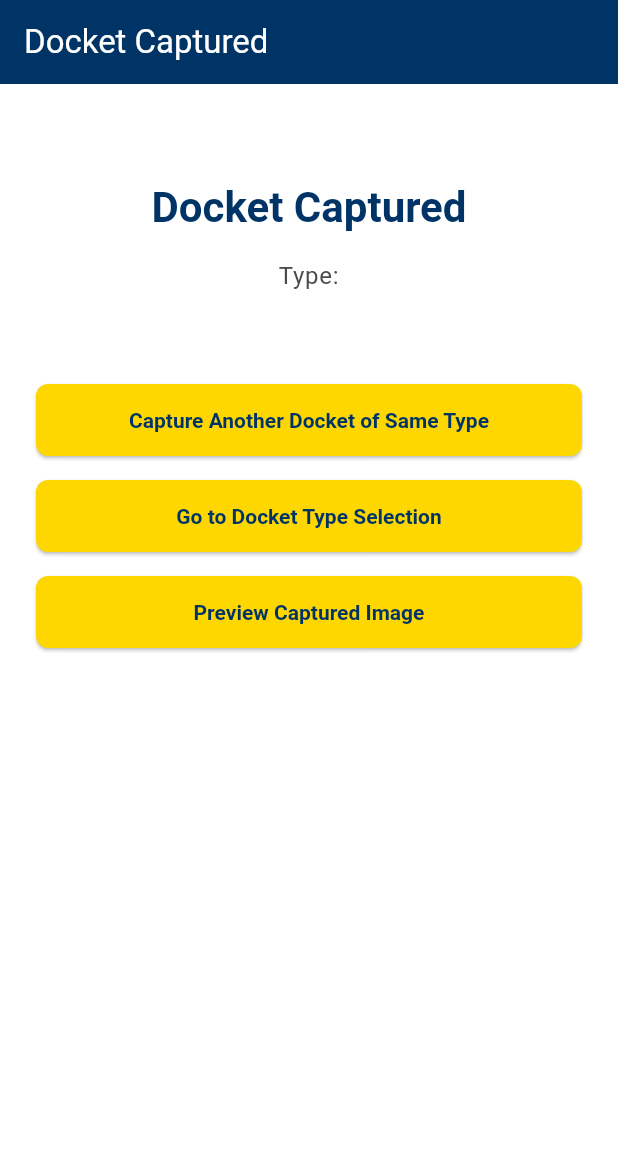
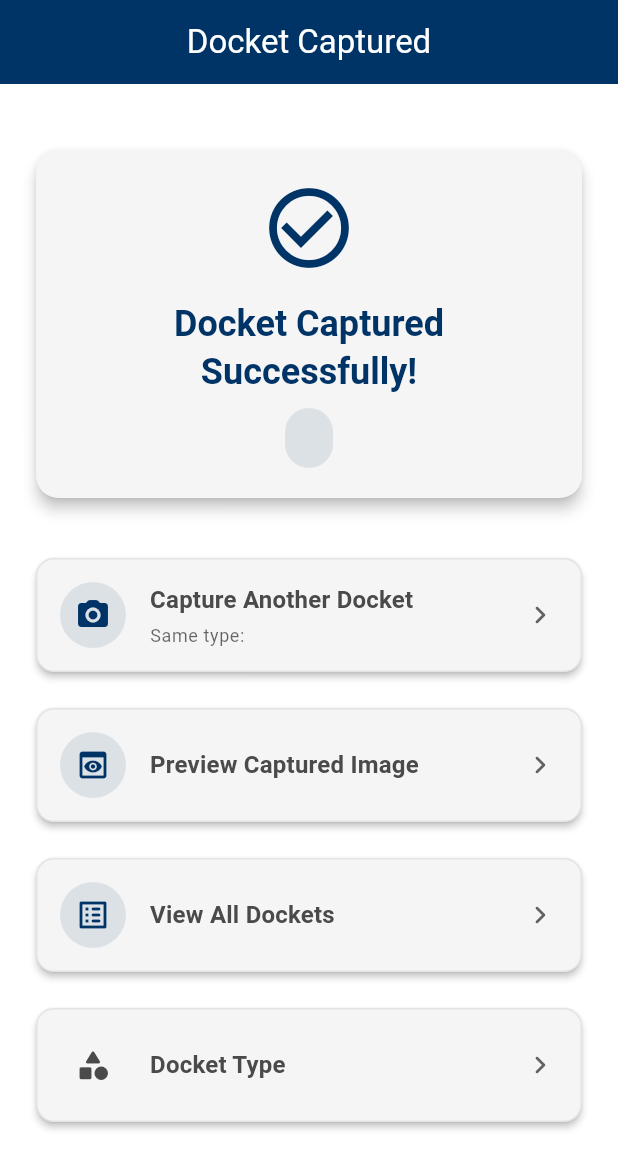
Before and after one commit to WimukthiPWijerathne/Docket_tracker, a Flutter app: the PostCaptureOptionsPage screen opened directly with empty values, on a phone screen of 412 x 824 dp. Shown: the top 1169 px of the screen. Run offline on Flutter 3.47's test engine with Material 3 defaults, Android fonts, the phone set to English and light mode, and no system bars; our stand-ins replace camera, flutter_image_compress, image_picker.

Commit message:
post cap up

```diff
--- a/lib/pages/addDocket/post_capture_options_page.dart
+++ b/lib/pages/addDocket/post_capture_options_page.dart
@@ -3,6 +3,7 @@ import 'package:flutter/material.dart';
 import 'docket_type_selection_page.dart';
 import 'simple_preview_page.dart';
 import '../../utils/docket_camera_helper.dart';
+import '../../pages/docket_selection_page.dart';
 
 class PostCaptureOptionsPage extends StatelessWidget {
   final String filePath;
@@ -16,52 +17,124 @@ class PostCaptureOptionsPage extends StatelessWidget {
 
   @override
   Widget build(BuildContext context) {
+    final theme = Theme.of(context);
+    final colorScheme = theme.colorScheme;
+
     return Scaffold(
       appBar: AppBar(
         title: const Text('Docket Captured'),
+        centerTitle: true,
+        elevation: 0,
       ),
       body: SafeArea(
+        child: SingleChildScrollView(
           child: Padding(
-          padding: const EdgeInsets.all(24.0),
+            padding: const EdgeInsets.all(20.0),
             child: Column(
-            crossAxisAlignment: CrossAxisAlignment.center,
+              crossAxisAlignment: CrossAxisAlignment.stretch,
               children: [
-              const SizedBox(height: 40),
+                const SizedBox(height: 20),
+                // Header Card
+                Card(
+                  elevation: 4,
+                  shape: RoundedRectangleBorder(
+                    borderRadius: BorderRadius.circular(15),
+                  ),
+                  child: Padding(
+                    padding: const EdgeInsets.all(20.0),
+                    child: Column(
+                      children: [
+                        Icon(
+                          Icons.check_circle_outline,
+                          size: 64,
+                          color: colorScheme.primary,
+                        ),
+                        const SizedBox(height: 16),
                         Text(
-                'Docket Captured',
-                style: Theme.of(context).textTheme.headlineMedium?.copyWith(
-                  color: Theme.of(context).colorScheme.primary,
+                          'Docket Captured Successfully!',
+                          style: theme.textTheme.headlineSmall?.copyWith(
+                            color: colorScheme.primary,
                             fontWeight: FontWeight.bold,
                           ),
                           textAlign: TextAlign.center,
                         ),
-              const SizedBox(height: 16),
-              Text(
-                'Type: $docketType',
-                style: Theme.of(context).textTheme.bodyLarge?.copyWith(
-                  color: Theme.of(context).colorScheme.onSurface,
+                        const SizedBox(height: 8),
+                        Container(
+                          padding: const EdgeInsets.symmetric(
+                            horizontal: 16,
+                            vertical: 8,
                           ),
-                textAlign: TextAlign.center,
+                          decoration: BoxDecoration(
+                            color: colorScheme.primary.withOpacity(0.1),
+                            borderRadius: BorderRadius.circular(20),
                           ),
-              const SizedBox(height: 60),
+                          child: Text(
+                            docketType.toUpperCase(),
+                            style: theme.textTheme.bodyLarge?.copyWith(
+                              color: colorScheme.primary,
+                              fontWeight: FontWeight.w600,
+                            ),
+                          ),
+                        ),
+                      ],
+                    ),
+                  ),
+                ),
 
-              // Capture Another Docket of Same Type Button
-              SizedBox(
-                width: double.infinity,
-                child: ElevatedButton(
+                const SizedBox(height: 32),
+
+                // Action Buttons
+                _buildActionButton(
+                  context,
+                  icon: Icons.camera_alt_rounded,
+                  label: 'Capture Another Docket',
+                  subtitle: 'Same type: $docketType',
                   onPressed: () async {
                     await openCustomCameraForDocket(context, docketType: docketType);
                   },
-                  child: const Text('Capture Another Docket of Same Type'),
-                ),
                 ),
 
                 const SizedBox(height: 16),
 
-              // Go to Docket Type Selection Button
-              SizedBox(
-                width: double.infinity,
-                child: ElevatedButton(
+                _buildActionButton(
+                  context,
+                  icon: Icons.preview_rounded,
+                  label: 'Preview Captured Image',
+                  onPressed: () {
+                    Navigator.of(context).push(
+                      MaterialPageRoute(
+                        builder: (context) => SimplePreviewPage(
+                          filePath: filePath,
+                          docketType: docketType,
+                        ),
+                      ),
+                    );
+                  },
+                ),
+
+                const SizedBox(height: 16),
+
+                _buildActionButton(
+                  context,
+                  icon: Icons.list_alt_rounded,
+                  label: 'View All Dockets',
+                  onPressed: () {
+                    Navigator.of(context).push(
+                      MaterialPageRoute(
+                        builder: (context) => const DocketSelectionPage(),
+                      ),
+                    );
+                  },
+                ),
+
+                const SizedBox(height: 16),
+
+                _buildActionButton(
+                  context,
+                  icon: Icons.category_rounded,
+                  label: 'Docket Type ',
+                  color: colorScheme.surface,
+                  textColor: colorScheme.onSurface,
                   onPressed: () {
                     Navigator.of(context).pushReplacement(
                       MaterialPageRoute(
@@ -69,25 +142,84 @@ class PostCaptureOptionsPage extends StatelessWidget {
                       ),
                     );
                   },
-                  child: const Text('Go to Docket Type Selection'),
+                ),
+              ],
             ),
           ),
-
-              const SizedBox(height: 16),
-
-              // Preview Captured Image Button
-              SizedBox(
-                width: double.infinity,
-                child: ElevatedButton(
-                  onPressed: () {
-                    Navigator.of(context).push(
-                      MaterialPageRoute(
-                        builder: (context) => SimplePreviewPage(filePath: filePath, docketType: docketType),
+        ),
       ),
     );
-                  },
-                  child: const Text('Preview Captured Image'),
+  }
+
+  Widget _buildActionButton(
+    BuildContext context, {
+    required IconData icon,
+    required String label,
+    String? subtitle,
+    Color? color,
+    Color? textColor,
+    required VoidCallback onPressed,
+  }) {
+    final theme = Theme.of(context);
+    final isDefaultColor = color == null;
+
+    return Card(
+      elevation: 2,
+      shape: RoundedRectangleBorder(
+        borderRadius: BorderRadius.circular(12),
+        side: BorderSide(
+          color: theme.dividerColor.withOpacity(0.1),
+          width: 1,
         ),
+      ),
+      child: InkWell(
+        onTap: onPressed,
+        borderRadius: BorderRadius.circular(12),
+        child: Padding(
+          padding: const EdgeInsets.all(16.0),
+          child: Row(
+            children: [
+              Container(
+                padding: const EdgeInsets.all(10),
+                decoration: BoxDecoration(
+                  color: isDefaultColor
+                      ? theme.primaryColor.withOpacity(0.1)
+                      : theme.colorScheme.surface,
+                  shape: BoxShape.circle,
+                ),
+                child: Icon(
+                  icon,
+                  color: isDefaultColor ? theme.primaryColor : textColor,
+                  size: 24,
+                ),
+              ),
+              const SizedBox(width: 16),
+              Expanded(
+                child: Column(
+                  crossAxisAlignment: CrossAxisAlignment.start,
+                  children: [
+                    Text(
+                      label,
+                      style: theme.textTheme.titleMedium?.copyWith(
+                        color: textColor ?? theme.colorScheme.onSurface,
+                        fontWeight: FontWeight.w600,
+                      ),
+                    ),
+                    if (subtitle != null) ...[
+                      const SizedBox(height: 4),
+                      Text(
+                        subtitle,
+                        style: theme.textTheme.bodySmall?.copyWith(
+                          color: theme.hintColor,
+                        ),
+                      ),
+                    ],
+                  ],
+                ),
+              ),
+              Icon(
+                Icons.chevron_right_rounded,
+                color: theme.hintColor,
               ),
             ],
           ),
```
Lines whose indentation alone changed are shown as unchanged.
